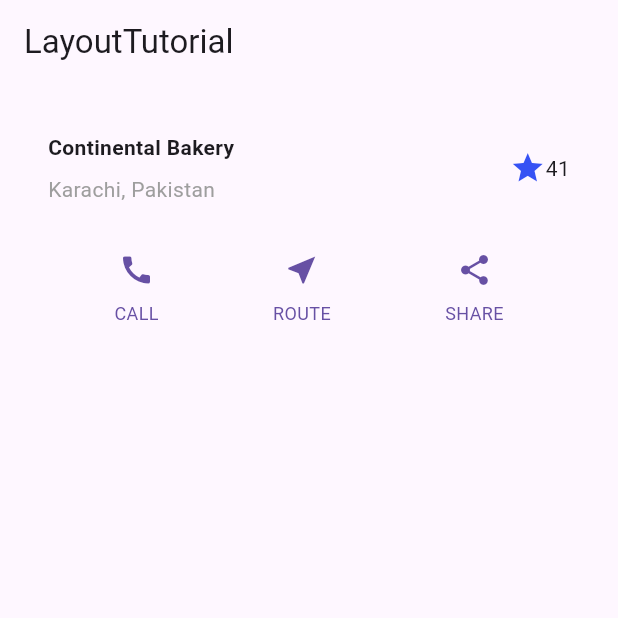
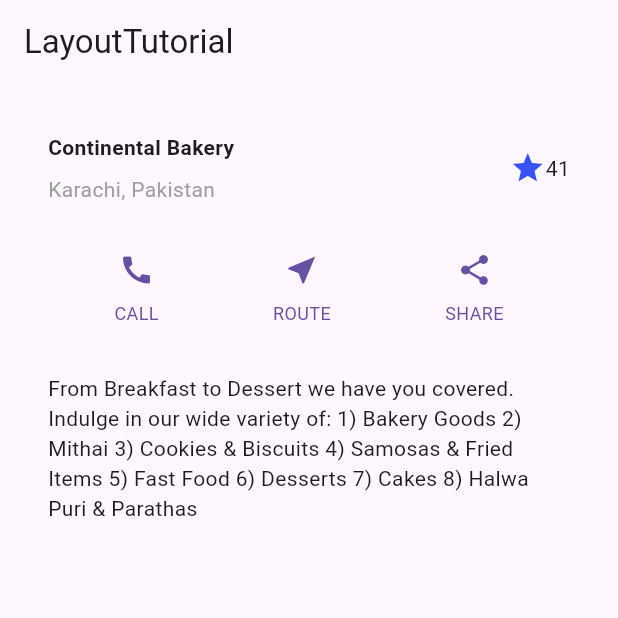
Before and after one commit to D1abol1cal/flutterlayout_week3, a Flutter app: the screen it shows after launch, on a phone screen of 412 x 824 dp, the top half of it. Run offline on Flutter 3.47's test engine with Material 3 defaults, Android fonts, the phone set to English and light mode, and no system bars.

Commit message:
text Section done

```diff
--- a/lib/main.dart
+++ b/lib/main.dart
@@ -23,6 +23,9 @@
                   location: 'Karachi, Pakistan',
                 ),
                 ButtonSection(),
+                TextSection(
+                    description:
+                        'From Breakfast to Dessert we have you covered. Indulge in our wide variety of: 1) Bakery Goods 2) Mithai 3) Cookies & Biscuits 4) Samosas & Fried Items 5) Fast Food 6) Desserts 7) Cakes 8) Halwa Puri & Parathas')
               ],
             ),
           )),
--- a/lib/title_section.dart
+++ b/lib/title_section.dart
@@ -98,3 +98,23 @@ class ButtonWithText extends StatelessWidget {
     );
   }
 }
+
+class TextSection extends StatelessWidget {
+  const TextSection({
+    super.key,
+    required this.description,
+  });
+
+  final String description;
+
+  @override
+  Widget build(BuildContext context) {
+    return Padding(
+      padding: const EdgeInsets.all(32),
+      child: Text(
+        description,
+        softWrap: true,
+      ),
+    );
+  }
+}
```
